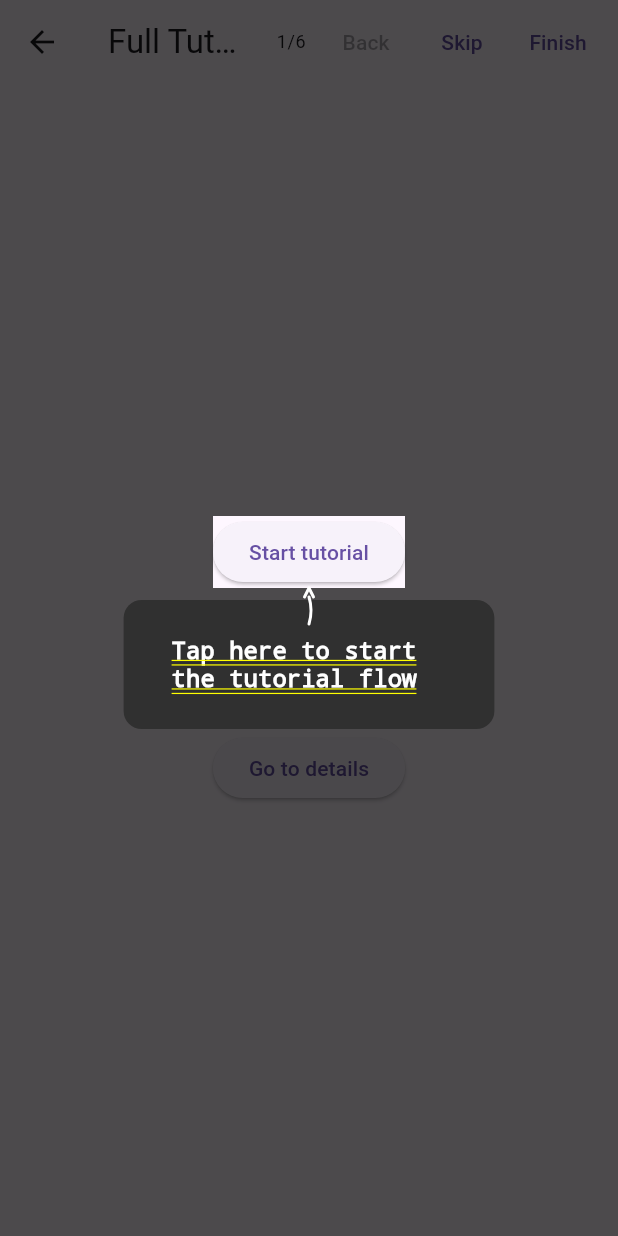
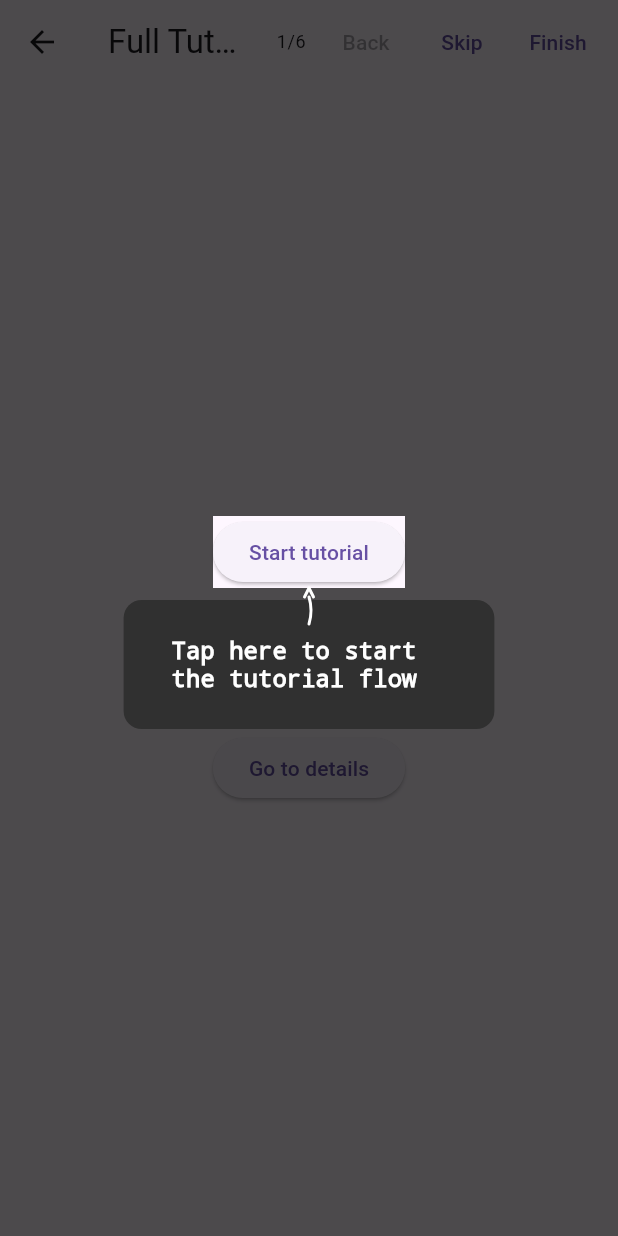
Before and after one commit to ondrahracek/tutorial-bubbles, a Flutter app: the TutorialFlowHomePage screen opened by its route, on a phone screen of 412 x 824 dp. Run offline on Flutter 3.47's test engine with Material 3 defaults, Android fonts, the phone set to English and light mode, and no system bars; our stand-ins replace shared_preferences; accounts and stored records are empty.

Commit message:
Ensure TutorialTextBubble text has no underlines by default
Made-with: Cursor

```diff
--- a/lib/tutorial_bubbles.dart
+++ b/lib/tutorial_bubbles.dart
@@ -330,13 +330,15 @@ class TutorialTextBubble extends StatelessWidget {
 
   @override
   Widget build(BuildContext context) {
-    final defaultStyle = DefaultTextStyle.of(context).style;
+    final baseStyle = DefaultTextStyle.of(context)
+        .style
+        .copyWith(decoration: TextDecoration.none);
 
     TextStyle effectiveStyle;
     if (textStyle != null) {
-      effectiveStyle = defaultStyle.merge(textStyle);
+      effectiveStyle = baseStyle.merge(textStyle);
     } else {
-      effectiveStyle = defaultStyle.copyWith(
+      effectiveStyle = baseStyle.copyWith(
         color: textColor,
         fontSize: fontSize,
         fontFamily: fontFamily,
--- a/ralph/prd.json
+++ b/ralph/prd.json
@@ -409,7 +409,7 @@
       "No yellow or double underline appears on the bubble text",
       "Text displays cleanly without rich-text default underlines"
     ],
-    "passes": false
+    "passes": true
   },
   {
     "category": "UI",
--- a/ralph/progress.txt
+++ b/ralph/progress.txt
@@ -43,3 +43,4 @@
 2026-03-02: Added a configurable maxBubbleWidthFraction to TutorialBubbleOverlay so bubbles default to a non-full-screen width, with widget tests covering default and custom fractions; flutter analyze/test in root and analyze in example all passing.
 2026-03-02: Added an optional configurable border to TutorialBubble with a default darker-than-background color plus widget tests, and marked the PRD item "Bubble has a configurable border" as passing; flutter analyze/test in root and analyze in example all passing.
 2026-03-02: Added a layering test to verify the target halo CustomPaint used by TutorialBubbleOverlay is stacked above the dark overlay painter so the halo appears over the dimmed background; marked the PRD item "Target halo appears over the dark overlay" as passing after flutter analyze/test in root and analyze in example.
+2026-03-02: Updated TutorialTextBubble to clear default text underlines while preserving explicit decorations, added widget tests to lock behavior, and marked the PRD item "Text inside the bubble renders without decorative underlines by default" as passing after flutter analyze/test in root and analyze in example.
```
Also changed, not shown: 1 other file.
